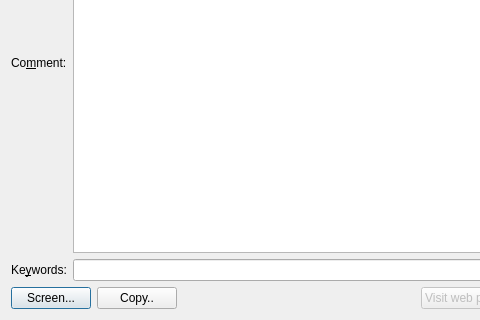
The window that DlgTB.ui (Folco68/TBI) describes before a commit, drawn with Qt 5; both pictures show x 0 to 480 and y 280 to 600 of the 800 by 600 pixel window.
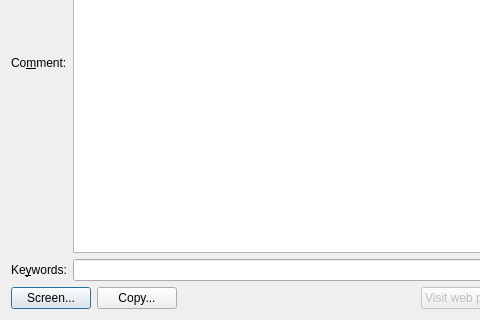
The same window after the commit.

Commit message: - DlgTB: added a way to copy (global clipboard) the header or full information about a TB

The edit to the form file:
```diff
--- a/DlgTB.ui
+++ b/DlgTB.ui
@@ -253,7 +253,7 @@
      <item>
       <widget class="QPushButton" name="ButtonCopy">
        <property name="text">
-        <string>Copy..</string>
+        <string>Copy...</string>
        </property>
       </widget>
      </item>
```
The commit also changes 2 other files.
